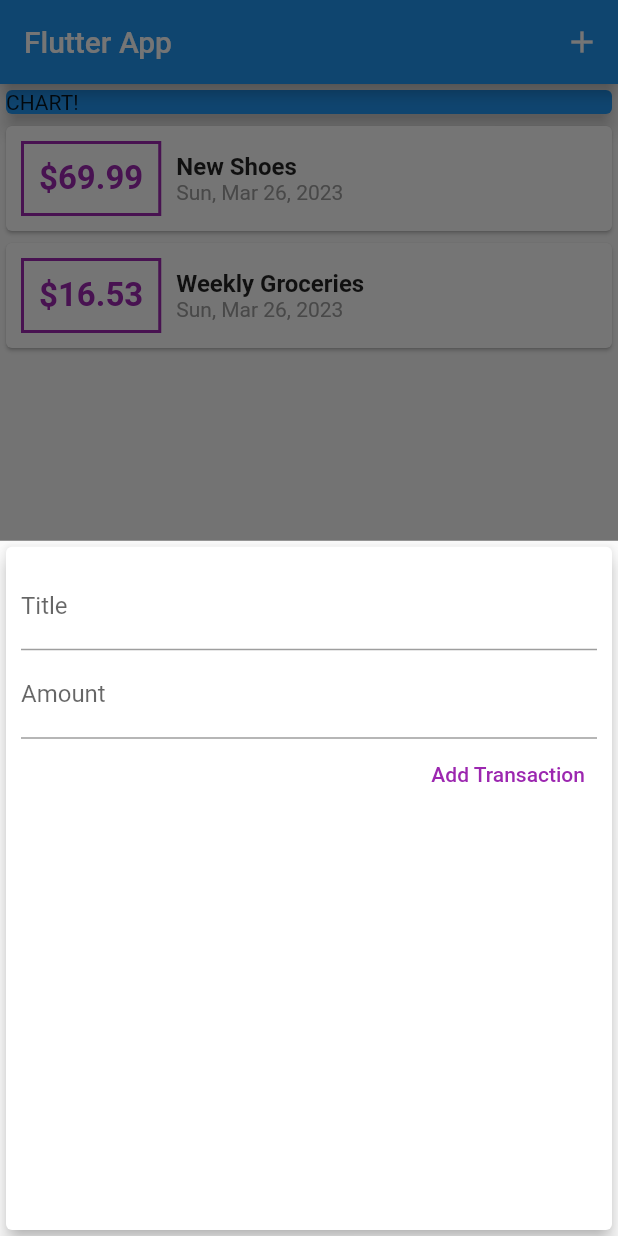
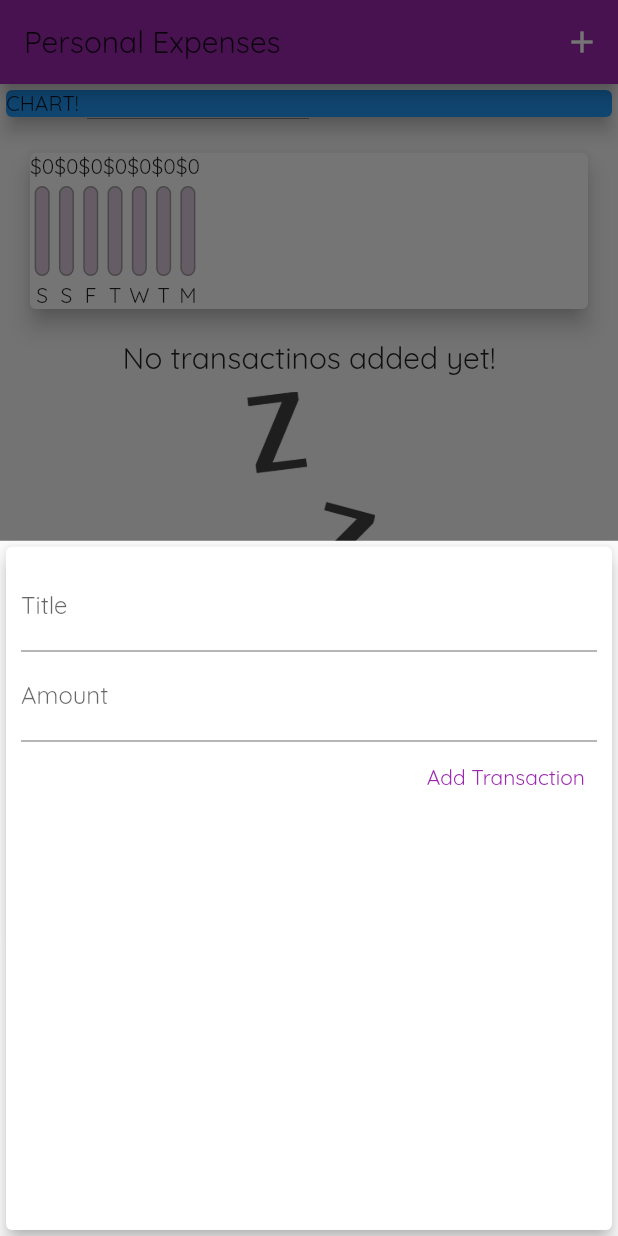
Before and after one commit to Curt-Park/flutter-practice, a Flutter app: the screen it shows after launch, after a tap on the "add" icon, on a phone screen of 412 x 824 dp. Run offline on Flutter 3.47's test engine with Material 2 defaults, Android fonts, the phone set to English and light mode, and no system bars.

Commit message:
Add charts for spending

```diff
--- a/01_personal_expenses_app/lib/main.dart
+++ b/01_personal_expenses_app/lib/main.dart
@@ -1,6 +1,7 @@
 import 'package:flutter/material.dart';
-import 'package:personal_expenses_app/widgets/new_transaction.dart';
+import './widgets/new_transaction.dart';
 import 'widgets/transaction_list.dart';
+import 'widgets/chart.dart';
 import 'models/transaction.dart';
 
 void main() {
@@ -11,7 +12,21 @@ class MyApp extends StatelessWidget {
   @override
   Widget build(BuildContext context) {
     return MaterialApp(
-      title: 'Flutter Demo',
+      title: 'Personal Expenses',
+      theme: ThemeData(
+        primarySwatch: Colors.purple,
+        accentColor: Colors.blue,
+        fontFamily: 'Quicksand',
+        appBarTheme: AppBarTheme(
+          textTheme: ThemeData.light().textTheme.copyWith(
+                titleLarge: const TextStyle(
+                  fontFamily: 'OpenSans',
+                  fontSize: 20,
+                  fontWeight: FontWeight.bold,
+                ),
+              ),
+        ),
+      ),
       home: MyHomePage(),
     );
   }
@@ -23,20 +38,17 @@ class MyHomePage extends StatefulWidget {
 }
 
 class _MyHomePageState extends State<MyHomePage> {
-  final List<Transaction> _userTransactions = [
-    Transaction(
-      id: 't1',
-      title: 'New Shoes',
-      amount: 69.99,
-      date: DateTime.now(),
-    ),
-    Transaction(
-      id: 't2',
-      title: 'Weekly Groceries',
-      amount: 16.53,
-      date: DateTime.now(),
-    ),
-  ];
+  final List<Transaction> _userTransactions = [];
+
+  List<Transaction> get _recentTransactions {
+    return _userTransactions.where((tx) {
+      return tx.date.isAfter(
+        DateTime.now().subtract(
+          Duration(days: 7),
+        ),
+      );
+    }).toList();
+  }
 
   void _addNewTransaction(String title, double amount) {
     final newTx = Transaction(
@@ -63,7 +75,11 @@ class _MyHomePageState extends State<MyHomePage> {
   Widget build(BuildContext context) {
     return Scaffold(
       appBar: AppBar(
-        title: Text('Flutter App'),
+        title: Text(
+          'Personal Expenses',
+          textAlign: TextAlign.left,
+        ),
+        textTheme: Theme.of(context).textTheme,
         actions: <Widget>[
           IconButton(
             icon: Icon(Icons.add),
@@ -84,6 +100,7 @@ class _MyHomePageState extends State<MyHomePage> {
                 elevation: 5,
               ),
             ),
+            Chart(_userTransactions),
             TransactionList(_userTransactions),
           ],
         ),
--- /dev/null
+++ b/01_personal_expenses_app/lib/widgets/chart.dart
@@ -0,0 +1,61 @@
+import 'package:flutter/material.dart';
+import 'package:intl/intl.dart';
+import '../models/transaction.dart';
+import './chart_bar.dart';
+
+class Chart extends StatelessWidget {
+  final List<Transaction> recentTransactions;
+
+  Chart(this.recentTransactions);
+
+  List<Map<String, Object>> get groupedTransactionValues {
+    return List.generate(7, (index) {
+      final weekday = DateTime.now().subtract(
+        Duration(days: index),
+      );
+      double totalSum = 0.0;
+      for (var i = 0; i < recentTransactions.length; i++) {
+        if (recentTransactions[i].date.day == weekday.day &&
+            recentTransactions[i].date.month == weekday.month &&
+            recentTransactions[i].date.year == weekday.year) {
+          totalSum += recentTransactions[i].amount;
+        }
+      }
+
+      return {
+        'day': DateFormat.E().format(weekday).substring(0, 1),
+        'amount': totalSum,
+      };
+    });
+  }
+
+  double get totalSpending {
+    return groupedTransactionValues.fold(0.0, (sum, item) {
+      return sum + (item['amount'] as double);
+    });
+  }
+
+  @override
+  Widget build(BuildContext context) {
+    return Card(
+      elevation: 6,
+      margin: EdgeInsets.all(20),
+      child: Row(
+        children: groupedTransactionValues.map((data) {
+          double ratio;
+          var totalSum = totalSpending;
+          if (totalSum == 0) {
+            ratio = 0.0;
+          } else {
+            ratio = (data['amount'] as double) / totalSpending;
+          }
+          return ChartBar(
+            (data['day'] as String),
+            (data['amount'] as double),
+            ratio,
+          );
+        }).toList(),
+      ),
+    );
+  }
+}
--- /dev/null
+++ b/01_personal_expenses_app/lib/widgets/chart_bar.dart
@@ -0,0 +1,47 @@
+import 'package:flutter/material.dart';
+
+class ChartBar extends StatelessWidget {
+  final String label;
+  final double spendingAmount;
+  final double spendingPctOfTotal;
+
+  const ChartBar(
+    this.label,
+    this.spendingAmount,
+    this.spendingPctOfTotal,
+  );
+
+  @override
+  Widget build(BuildContext context) {
+    return Column(
+      children: [
+        Text('\$${spendingAmount.toStringAsFixed(0)}'),
+        SizedBox(height: 4),
+        Container(
+          height: 60,
+          width: 10,
+          child: Stack(
+            children: [
+              Container(
+                decoration: BoxDecoration(
+                  border: Border.all(color: Colors.grey, width: 1.0),
+                  color: Color.fromRGBO(220, 200, 220, 1),
+                  borderRadius: BorderRadius.circular(10),
+                ),
+              ),
+              FractionallySizedBox(
+                  heightFactor: spendingPctOfTotal,
+                  child: Container(
+                    decoration: BoxDecoration(
+                      color: Theme.of(context).primaryColor,
+                    ),
+                  ))
+            ],
+          ),
+        ),
+        SizedBox(height: 4),
+        Text(label),
+      ],
+    );
+  }
+}
--- a/01_personal_expenses_app/lib/widgets/new_transaction.dart
+++ b/01_personal_expenses_app/lib/widgets/new_transaction.dart
@@ -1,11 +1,18 @@
 import 'package:flutter/material.dart';
 
-class NewTransaction extends StatelessWidget {
+class NewTransaction extends StatefulWidget {
   final Function addTx;
-  final titleController = TextEditingController();
-  final amountController = TextEditingController();
 
   NewTransaction(this.addTx);
+
+  @override
+  State<NewTransaction> createState() => _NewTransactionState();
+}
+
+class _NewTransactionState extends State<NewTransaction> {
+  final titleController = TextEditingController();
+
+  final amountController = TextEditingController();
 
   void submitData() {
     final enteredTitle = titleController.text;
@@ -13,10 +20,11 @@ class NewTransaction extends StatelessWidget {
     if (enteredTitle.isEmpty || enteredAmount <= 0) {
       return;
     }
-    addTx(
+    widget.addTx(
       enteredTitle,
       enteredAmount,
     );
+    Navigator.of(context).pop();
   }
 
   @override
--- a/01_personal_expenses_app/lib/widgets/transaction_list.dart
+++ b/01_personal_expenses_app/lib/widgets/transaction_list.dart
@@ -11,7 +11,26 @@ class TransactionList extends StatelessWidget {
   Widget build(BuildContext context) {
     return Container(
       height: 300,
-      child: ListView.builder(
+      child: transactions.isEmpty
+          ? Column(
+              children: [
+                Text(
+                  "No transactinos added yet!",
+                  style: Theme.of(context).textTheme.titleLarge,
+                ),
+                SizedBox(
+                  height: 10,
+                ),
+                Container(
+                  height: 200,
+                  child: Image.asset(
+                    'assets/image/waiting.png',
+                    fit: BoxFit.cover,
+                  ),
+                )
+              ],
+            )
+          : ListView.builder(
               itemCount: transactions.length,
               itemBuilder: (ctx, idx) {
                 final tx = transactions[idx];
@@ -25,7 +44,7 @@ class TransactionList extends StatelessWidget {
                         ),
                         decoration: BoxDecoration(
                           border: Border.all(
-                      color: Colors.purple,
+                            color: Theme.of(context).primaryColor,
                             width: 2,
                           ),
                         ),
@@ -34,7 +53,7 @@ class TransactionList extends StatelessWidget {
                             style: TextStyle(
                               fontWeight: FontWeight.bold,
                               fontSize: 22,
-                        color: Colors.purple,
+                              color: Theme.of(context).primaryColor,
                             )),
                       ),
                       Column(
@@ -47,7 +66,7 @@ class TransactionList extends StatelessWidget {
                                 )),
                             Text(DateFormat.yMMMEd().format(tx.date),
                                 style: TextStyle(
-                            color: Colors.grey,
+                                  color: Theme.of(context).primaryColorLight,
                                 )),
                           ])
                     ],
```
Also changed, not shown: 01_personal_expenses_app/pubspec.yaml (+13 -2 lines), 01_personal_expenses_app/assets/fonts/OpenSans-Bold.ttf (added), 01_personal_expenses_app/assets/fonts/OpenSans-Regular.ttf (added), 01_personal_expenses_app/assets/fonts/Quicksand-Bold.ttf (added), 01_personal_expenses_app/assets/fonts/Quicksand-Light.ttf (added), 01_personal_expenses_app/assets/fonts/Quicksand-Medium.ttf (added), 01_personal_expenses_app/assets/fonts/Quicksand-Regular.ttf (added), 01_personal_expenses_app/assets/image/waiting.png (added). Lines whose indentation alone changed are shown as unchanged.
